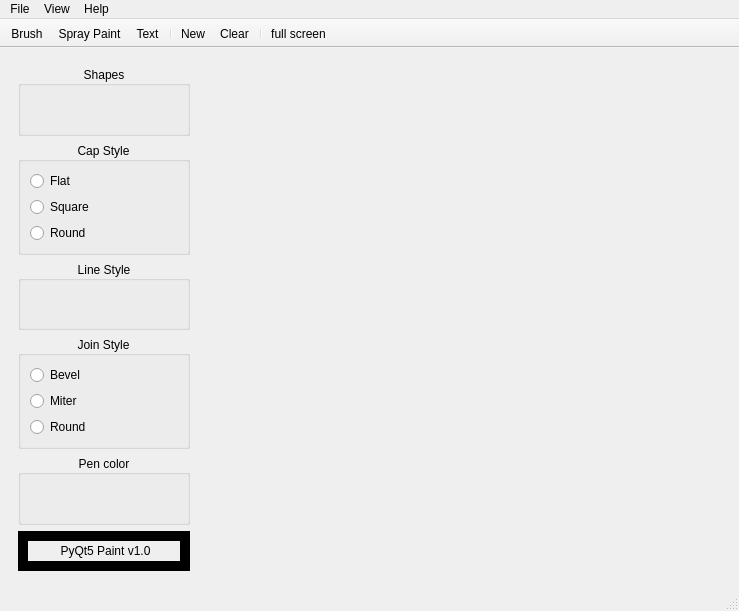
Old version of the form UI/Main.ui in the repository nerdraven/PaintApp.
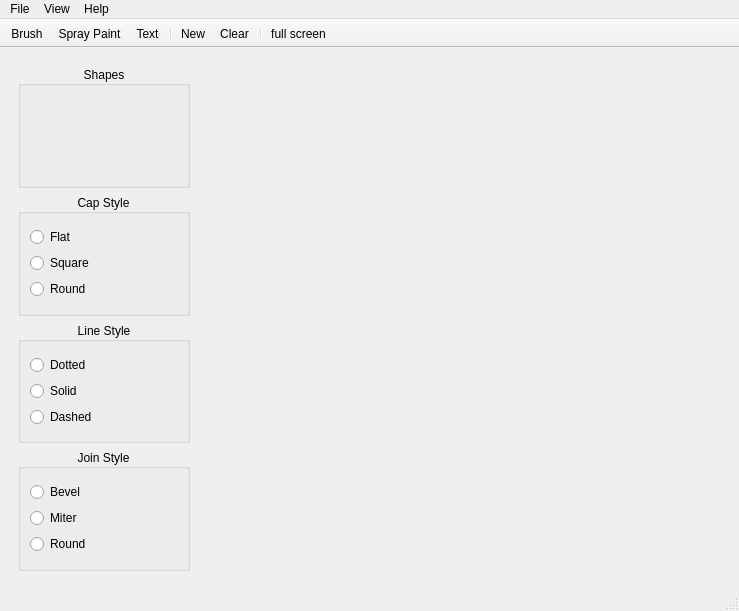
New version of the form.

Commit message: Worked on save function and color picker

```diff
--- a/UI/Main.ui
+++ b/UI/Main.ui
@@ -89,7 +89,33 @@
          <property name="alignment">
           <set>Qt::AlignCenter</set>
          </property>
-         <layout class="QVBoxLayout" name="verticalLayout_2"/>
+         <layout class="QVBoxLayout" name="verticalLayout_2">
+          <item>
+           <layout class="QVBoxLayout" name="verticalLayout">
+            <item>
+             <widget class="QRadioButton" name="dotted_line_radio">
+              <property name="text">
+               <string>Dotted</string>
+              </property>
+             </widget>
+            </item>
+            <item>
+             <widget class="QRadioButton" name="solid_line_radio">
+              <property name="text">
+               <string>Solid</string>
+              </property>
+             </widget>
+            </item>
+            <item>
+             <widget class="QRadioButton" name="dashed_line_radio">
+              <property name="text">
+               <string>Dashed</string>
+              </property>
+             </widget>
+            </item>
+           </layout>
+          </item>
+         </layout>
         </widget>
        </item>
        <item>
@@ -129,39 +155,6 @@
          </layout>
         </widget>
        </item>
-       <item>
-        <widget class="QGroupBox" name="pen_color_groupBox">
-         <property name="title">
-          <string>Pen color</string>
-         </property>
-         <property name="alignment">
-          <set>Qt::AlignCenter</set>
-         </property>
-         <layout class="QGridLayout" name="gridLayout_7"/>
-        </widget>
-       </item>
-       <item>
-        <widget class="QLabel" name="app_name">
-         <property name="maximumSize">
-          <size>
-           <width>16777215</width>
-           <height>40</height>
-          </size>
-         </property>
-         <property name="frameShape">
-          <enum>QFrame::Box</enum>
-         </property>
-         <property name="frameShadow">
-          <enum>QFrame::Plain</enum>
-         </property>
-         <property name="lineWidth">
-          <number>10</number>
-         </property>
-         <property name="text">
-          <string>&lt;html&gt;&lt;head/&gt;&lt;body&gt;&lt;p align=&quot;center&quot;&gt;PyQt5 Paint v1.0&lt;/p&gt;&lt;/body&gt;&lt;/html&gt;</string>
-         </property>
-        </widget>
-       </item>
       </layout>
      </widget>
     </item>
```
Left out of the diff: 12 changed lines with no effect on the pictures. The commit also changes 8 other files.
